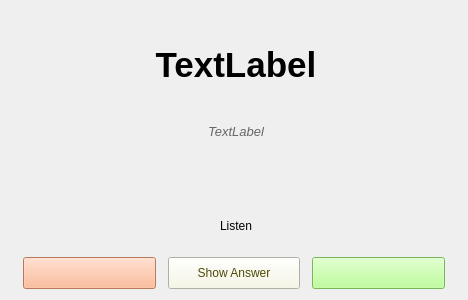
Qt form Ui/pract3.ui (robinpalat/idiomindQt) before a commit.
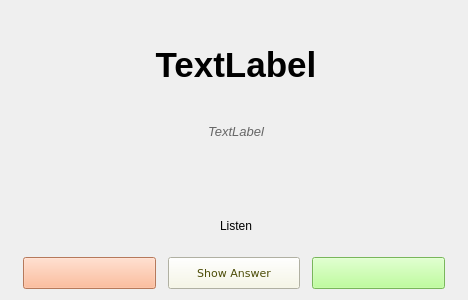
The same form after that commit. Icons and pictures are not drawn. Custom widgets are drawn as their Qt base class.

```diff
--- a/Ui/pract3.ui
+++ b/Ui/pract3.ui
@@ -189,7 +189,8 @@
        </property>
        <property name="font">
         <font>
-         <pointsize>9</pointsize>
+         <family>DejaVu Sans</family>
+         <pointsize>8</pointsize>
         </font>
        </property>
        <property name="styleSheet">
```
Left out of the diff: 6 changed lines with no effect on the pictures.
